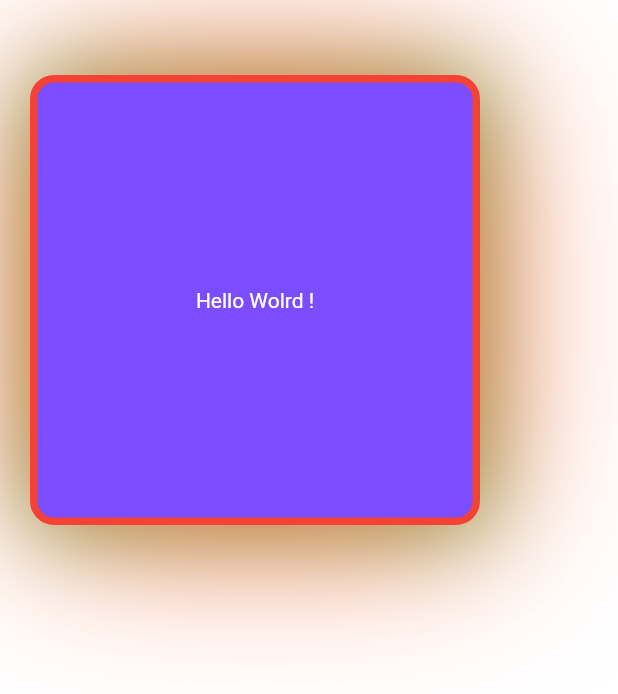
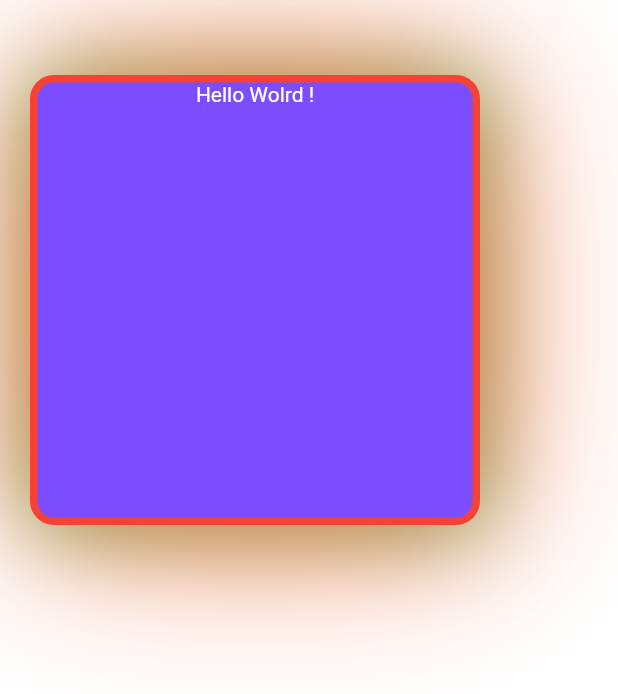
Before and after one commit to wangxiongtao/flutter_widget_study, a Flutter app: the screen it shows after launch, on a phone screen of 412 x 824 dp. Shown: the top 694 px of the screen. Run offline on Flutter 3.47's test engine with Material 2 defaults, Android fonts, the phone set to English and light mode, and no system bars.

```diff
--- a/lib/page/MyContainer.dart
+++ b/lib/page/MyContainer.dart
@@ -12,7 +12,7 @@ class MyContainer extends StatelessWidget{
       return Container(
         child:  Container(
           child: Text('Hello Wolrd !',textDirection:TextDirection.ltr,),
-          alignment: Alignment(0, 0),
+          alignment: Alignment(0, -1),
           width: 300,
           height: 300,
 //          decoration: BoxDecoration(
```
Also changed, not shown: lib/page/MyHomePage.dart (+17 -1 lines), 2 other files.
